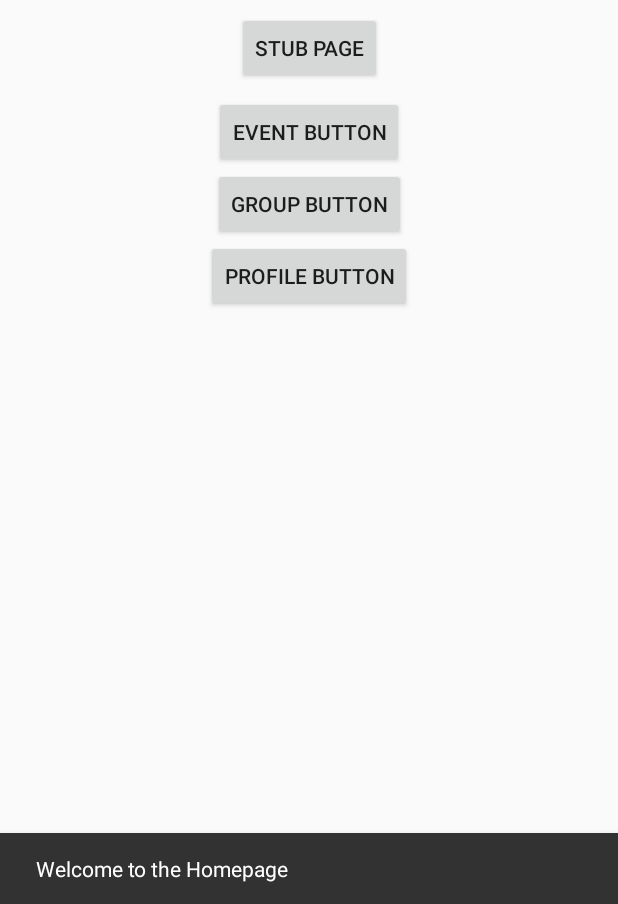
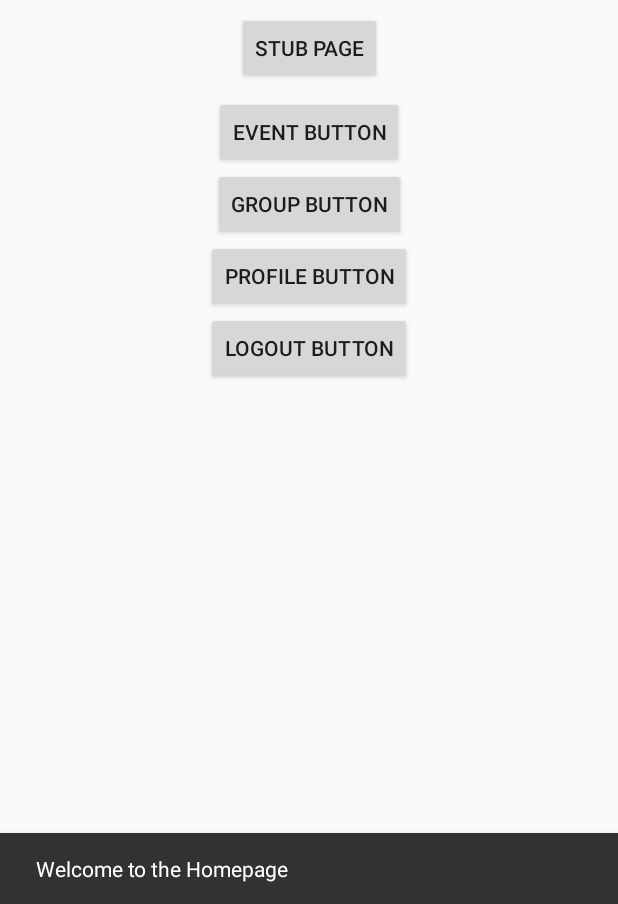
Before and after one commit to ALLComplex/Cultivate, an Android app: the EventActivity screen opened directly, with no data from a screen before it, after a tap on an icon or button, on a phone screen of 412 x 824 dp, the part 332-1236 px from its top. Run offline under Robolectric (Android 15) with nearby library versions, the phone set to English and light mode, and no system bars.

Commit message:
logout button: added support for a logout button.removed test .txt files. Need to create a uid of some kind.

```diff
--- a/app/src/main/java/com/cultivate/juniordesign/cultivate/EventActivity.java
+++ b/app/src/main/java/com/cultivate/juniordesign/cultivate/EventActivity.java
@@ -10,10 +10,11 @@ import android.view.View;
  */
 
 public class EventActivity extends AppCompatActivity {
-
+    private int uid = 0;
     @Override
     protected void onCreate(Bundle savedInstanceState) {
         super.onCreate(savedInstanceState);
+        uid = getIntent().getIntExtra("uid", 0);
         setContentView(R.layout.event_stub);
     }
 
--- a/app/src/main/java/com/cultivate/juniordesign/cultivate/GroupActivity.java
+++ b/app/src/main/java/com/cultivate/juniordesign/cultivate/GroupActivity.java
@@ -10,10 +10,12 @@ import android.view.View;
  */
 
 public class GroupActivity extends AppCompatActivity {
+    private int uid = 0;
 
     @Override
     protected void onCreate(Bundle savedInstanceState) {
         super.onCreate(savedInstanceState);
+        uid = getIntent().getIntExtra("uid", 0);
         setContentView(R.layout.group_stub);
     }
 
--- a/app/src/main/java/com/cultivate/juniordesign/cultivate/MainActivity.java
+++ b/app/src/main/java/com/cultivate/juniordesign/cultivate/MainActivity.java
@@ -11,13 +11,14 @@ import static android.R.attr.duration;
 
 
 public class MainActivity extends AppCompatActivity {
-
+    private int uid = 0;
 
 
     @Override
     protected void onCreate(Bundle savedInstanceState) {
         super.onCreate(savedInstanceState);
         setContentView(R.layout.activity_main);
+        uid = getIntent().getIntExtra("uid", 0);
         Snackbar mySnackbar = Snackbar.make((findViewById(R.id.home_layout)), "Welcome to the Homepage", 1000);
         mySnackbar.show();
     }
@@ -43,6 +44,11 @@ public class MainActivity extends AppCompatActivity {
         Intent group = new Intent(this, GroupActivity.class);
         startActivity(group);
     }
-
-
+    /*
+    goes to the login screen; clears user data
+     */
+    public void goToLogout(View v) {
+        Intent i = new Intent(this, LoginActivity.class);
+        startActivity(i);
+    }
 }
--- a/app/src/main/java/com/cultivate/juniordesign/cultivate/ProfileActivity.java
+++ b/app/src/main/java/com/cultivate/juniordesign/cultivate/ProfileActivity.java
@@ -10,10 +10,11 @@ import android.view.View;
  */
 
 public class ProfileActivity extends AppCompatActivity {
-
+    private int uid = 0;
     @Override
     protected void onCreate(Bundle savedInstanceState) {
         super.onCreate(savedInstanceState);
+        uid = getIntent().getIntExtra("uid", 0);
         setContentView(R.layout.profile_stub);
     }
 
--- a/app/src/main/java/com/cultivate/juniordesign/cultivate/StubActivity.java
+++ b/app/src/main/java/com/cultivate/juniordesign/cultivate/StubActivity.java
@@ -7,10 +7,11 @@ import android.os.Bundle;
 import android.view.View;
 
 public class StubActivity extends AppCompatActivity {
-
+    private int uid = 0;
     @Override
     protected void onCreate(Bundle savedInstanceState) {
         super.onCreate(savedInstanceState);
+        uid = getIntent().getIntExtra("uid", 0);
         setContentView(R.layout.activity_stub);
     }
     public void goToHome(View v) {
--- a/app/src/main/java/emilytest.txt
+++ /dev/null
@@ -1 +0,0 @@
-I did it!
--- a/app/src/main/java/forrestTest.txt
+++ /dev/null
@@ -1 +0,0 @@
-Test123
--- a/app/src/main/res/layout/activity_main.xml
+++ b/app/src/main/res/layout/activity_main.xml
@@ -89,5 +89,17 @@
         android:layout_marginRight="8dp"
         app:layout_constraintRight_toRightOf="parent" />
 
+    <Button
+        android:id="@+id/logoutButton"
+        android:layout_width="wrap_content"
+        android:layout_height="wrap_content"
+        android:text="Logout Button"
+        android:onClick="goToLogout"
+        app:layout_constraintTop_toBottomOf="@+id/profileButton"
+        android:layout_marginLeft="8dp"
+        app:layout_constraintLeft_toLeftOf="parent"
+        android:layout_marginRight="8dp"
+        app:layout_constraintRight_toRightOf="parent" />
+
 
 </android.support.constraint.ConstraintLayout>
```
Also changed, not shown: app/src/main/java/com/cultivate/juniordesign/cultivate/LoginActivity.java (+7 -6 lines).
